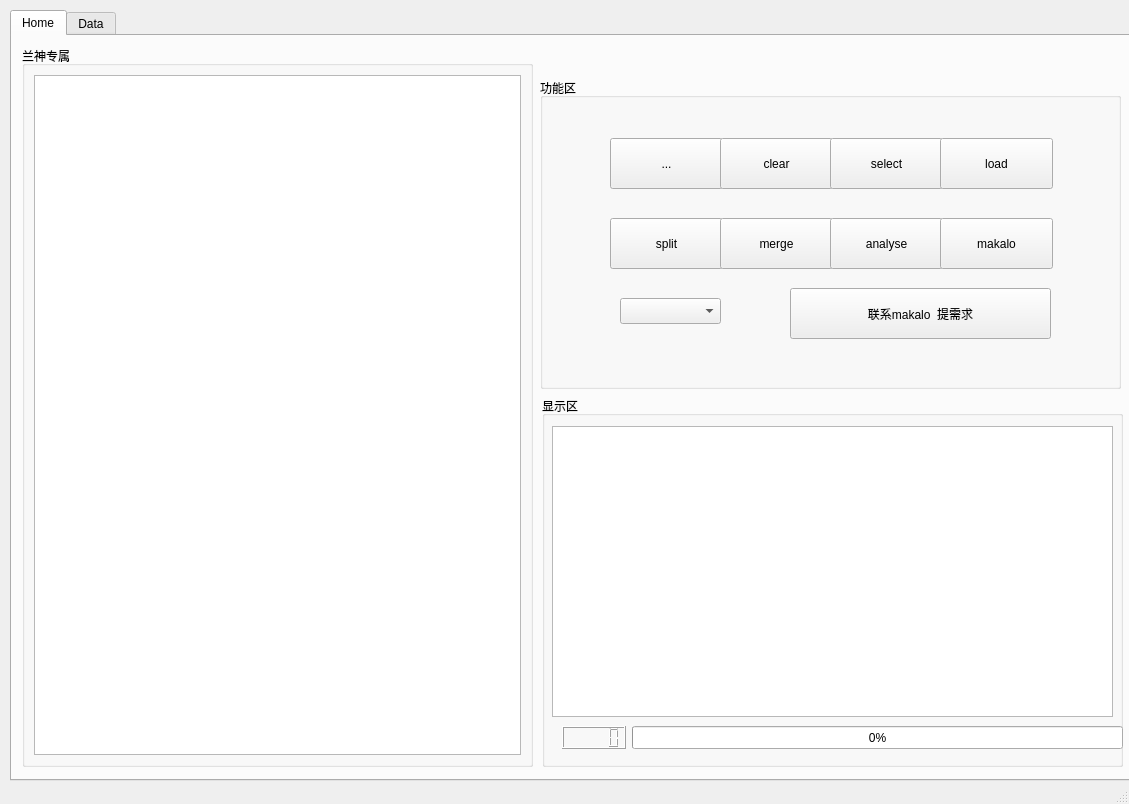
The window that pyqt5-excel-main/UI_lan.ui (Routhleck/MINI_DBMS) describes before a commit, drawn with Qt 5.
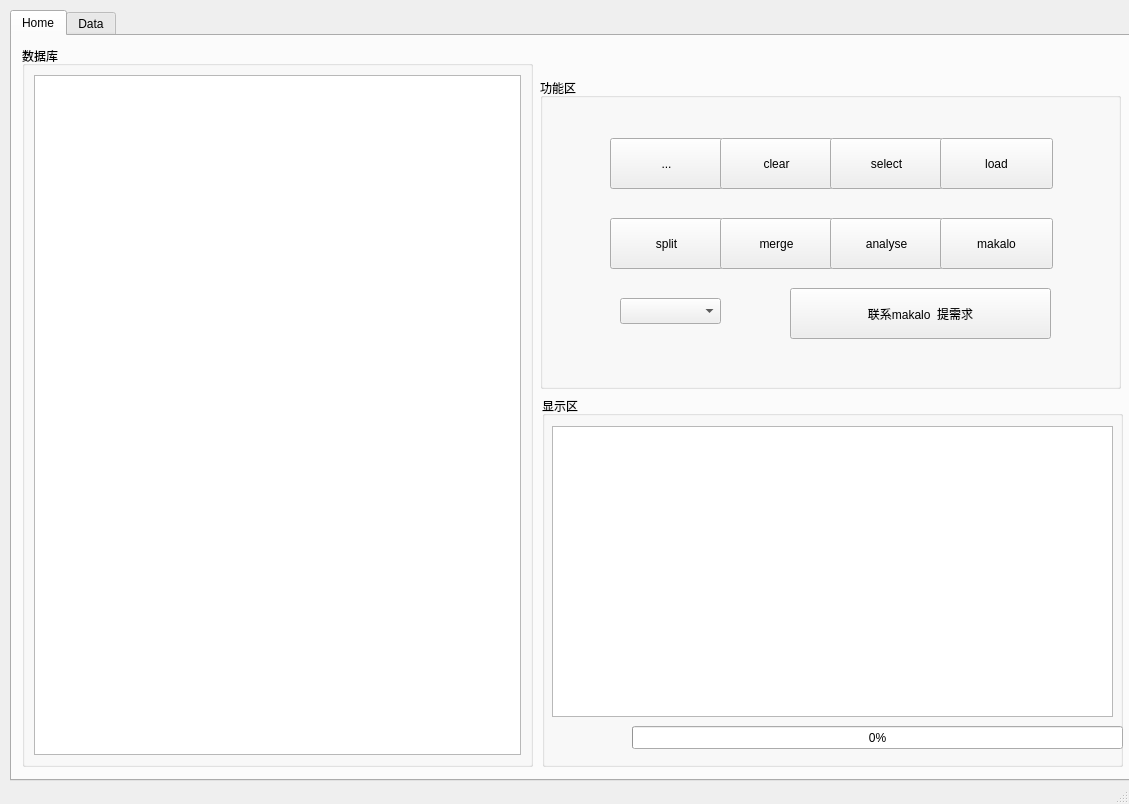
The same window after the commit.

Diff of the .ui file:
```diff
--- a/pyqt5-excel-main/UI_lan.ui
+++ b/pyqt5-excel-main/UI_lan.ui
@@ -40,7 +40,7 @@
        </rect>
       </property>
       <property name="title">
-       <string>兰神专属</string>
+       <string>数据库</string>
       </property>
       <layout class="QVBoxLayout" name="verticalLayout_2">
        <item>
@@ -83,16 +83,6 @@
         <number>0</number>
        </property>
       </widget>
-      <widget class="QLCDNumber" name="lcdNumber">
-       <property name="geometry">
-        <rect>
-         <x>20</x>
-         <y>330</y>
-         <width>64</width>
-         <height>23</height>
-        </rect>
-       </property>
-      </widget>
      </widget>
      <widget class="QGroupBox" name="groupBox">
       <property name="geometry">
```
Left out of the diff: 2 changed lines with no effect on the pictures.
